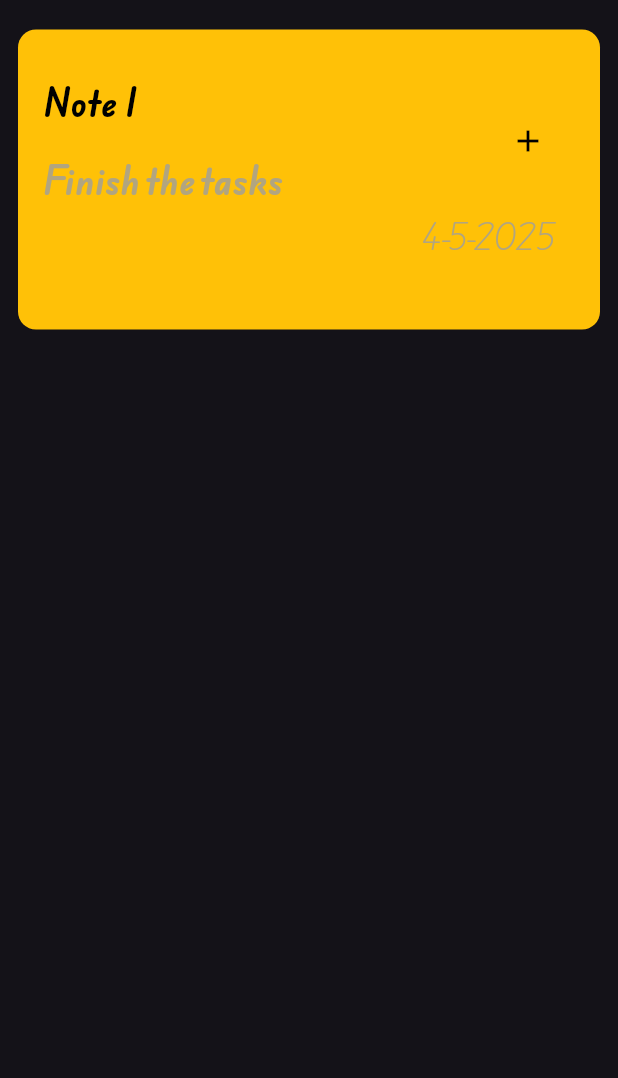
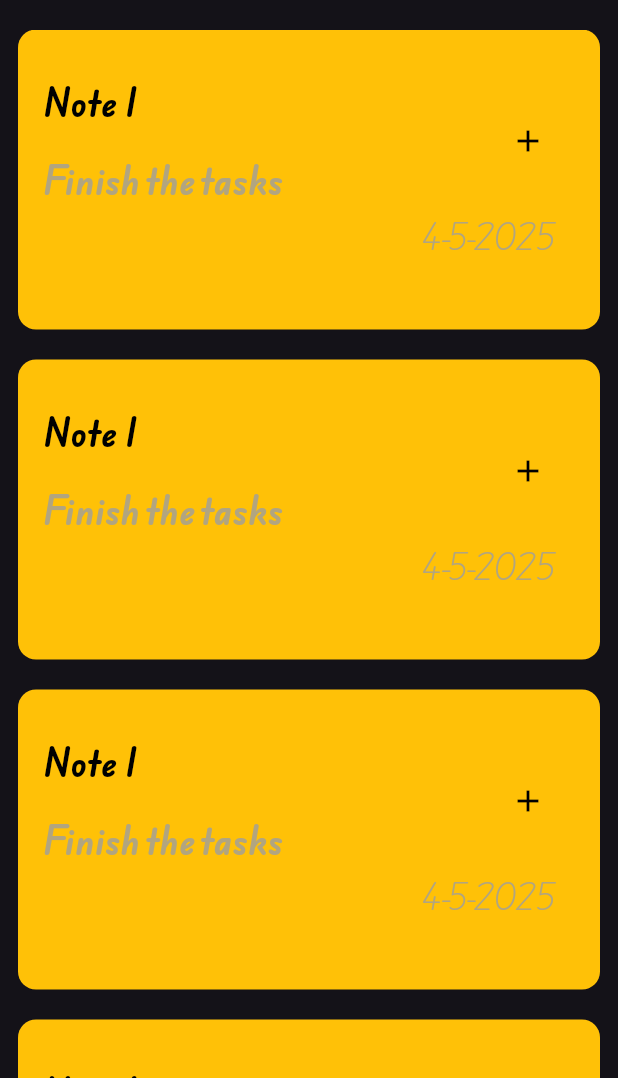
Before and after one commit to AhmedOsman430/Note-Book, a Flutter app: the screen it shows after launch, on a phone screen of 412 x 824 dp, the part 158-1236 px from its top. Run offline on Flutter 3.47's test engine with Material 3 defaults, Android fonts, the phone set to English and light mode, and no system bars.

Commit message:
create note list view

```diff
--- a/lib/widget/Note_AppBar.dart
+++ b/lib/widget/Note_AppBar.dart
@@ -1,4 +1,3 @@
-import 'package:flutter/cupertino.dart';
 import 'package:flutter/material.dart';
 
 class NoteAppbar extends StatelessWidget {
--- a/lib/widget/Note_Item.dart
+++ b/lib/widget/Note_Item.dart
@@ -1,4 +1,3 @@
-import 'package:flutter/cupertino.dart';
 import 'package:flutter/material.dart';
 
 class NoteItem extends StatelessWidget {
--- /dev/null
+++ b/lib/widget/Note_List_View_item.dart
@@ -0,0 +1,14 @@
+
+import 'package:flutter/material.dart';
+import 'package:untitled/widget/Note_Item.dart';
+
+class NoteListViewItem extends StatelessWidget {
+  const NoteListViewItem({super.key});
+
+  @override
+  Widget build(BuildContext context) {
+    return ListView.builder(itemBuilder: (context, item) {
+      return NoteItem();
+    });
+  }
+}
--- a/lib/widget/Note_View_body.dart
+++ b/lib/widget/Note_View_body.dart
@@ -2,6 +2,7 @@ import 'package:flutter/cupertino.dart';
 import 'package:flutter/material.dart';
 import 'package:untitled/widget/Note_AppBar.dart';
 import 'package:untitled/widget/Note_Item.dart';
+import 'package:untitled/widget/Note_List_View_item.dart';
 
 class NoteViewBody extends StatelessWidget {
   const NoteViewBody({super.key});
@@ -13,7 +14,7 @@ class NoteViewBody extends StatelessWidget {
         SizedBox(height: 60),
         NoteAppbar(),
         SizedBox(height: 20),
-        NoteItem(),
+        Expanded(child: NoteListViewItem()),
       ],
     );
   }
```
